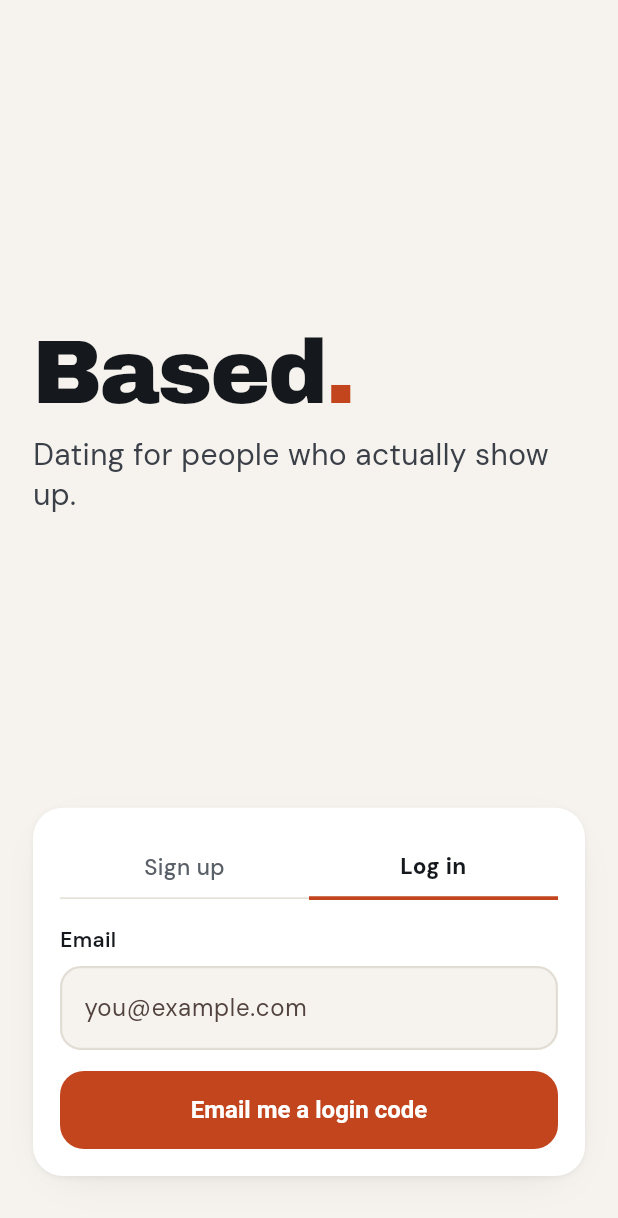
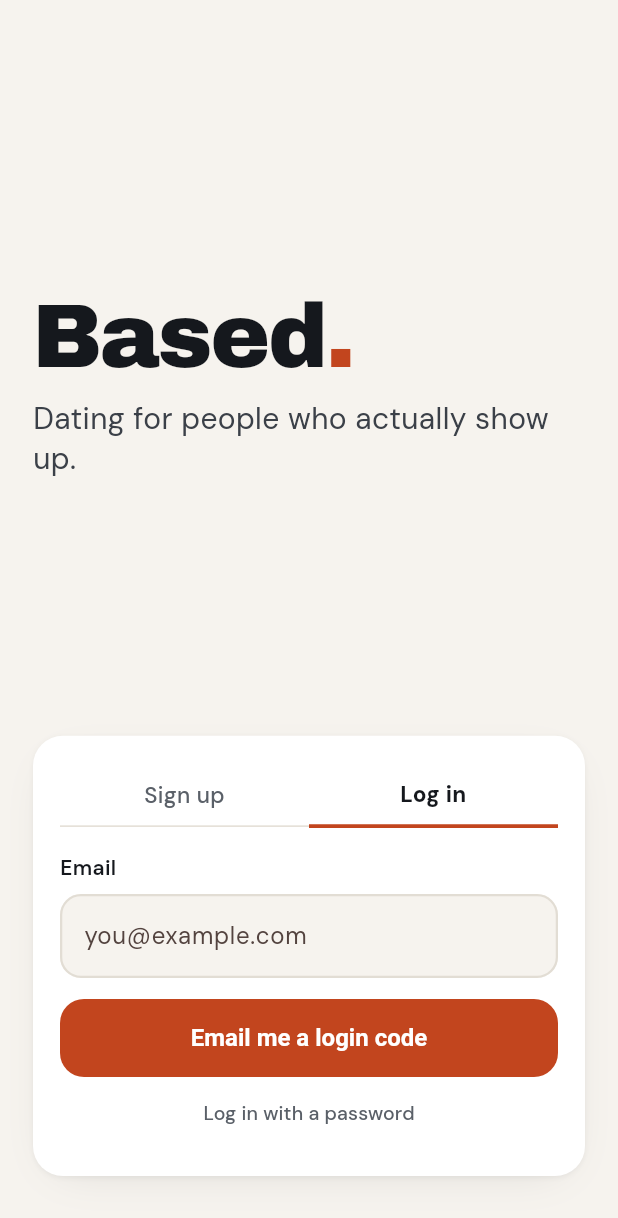
Before and after one commit to gfys606-hue/based-dating, a Flutter app: the screen it shows after launch, after a tap on "Log in", on a phone screen of 412 x 824 dp. Shown: the top 1218 px of the screen. Run offline on Flutter 3.47's test engine with Material 3 defaults, Android fonts, the phone set to English and light mode, and no system bars; our stand-ins replace geolocator, google_fonts, image_picker, supabase_flutter; accounts and stored records are empty.

Commit message:
Add Delete account and password login for review account

```diff
--- a/app/lib/screens/auth_screen.dart
+++ b/app/lib/screens/auth_screen.dart
@@ -19,6 +19,8 @@ class AuthScreen extends StatefulWidget {
 class _AuthScreenState extends State<AuthScreen> {
   final _email = TextEditingController();
   final _code = TextEditingController();
+  final _password = TextEditingController();
+  bool _usePassword = false; // only for accounts that have a password (e.g. the Google Play review account)
   bool _sent = false;
   bool _busy = false;
   bool _showCode = true;
@@ -52,9 +54,20 @@ class _AuthScreenState extends State<AuthScreen> {
     }
   }
 
+  Future<void> _passwordLogIn() async {
+    setState(() { _busy = true; _error = null; });
+    try {
+      await Api.db.auth.signInWithPassword(email: _email.text.trim(), password: _password.text);
+    } on AuthException catch (e) {
+      setState(() => _error = e.message);
+    } finally {
+      if (mounted) setState(() => _busy = false);
+    }
+  }
+
   void _setMode(bool logIn) {
     if (_busy) return;
-    setState(() { _logIn = logIn; _error = null; });
+    setState(() { _logIn = logIn; _usePassword = false; _error = null; });
   }
 
   Widget _modeTab(String label, bool logIn) {
@@ -122,7 +135,24 @@ class _AuthScreenState extends State<AuthScreen> {
                         onSubmitted: (_) => _sendLink(),
                       ),
                       const SizedBox(height: 14),
-                      FilledButton(onPressed: _busy ? null : _sendLink, child: Text(_logIn ? 'Email me a login code' : 'Create account')),
+                      if (_logIn && _usePassword) ...[
+                        TextField(
+                          controller: _password,
+                          obscureText: true,
+                          autofillHints: const [AutofillHints.password],
+                          decoration: const InputDecoration(hintText: 'Password'),
+                          onSubmitted: (_) => _passwordLogIn(),
+                        ),
+                        const SizedBox(height: 14),
+                        FilledButton(onPressed: _busy ? null : _passwordLogIn, child: const Text('Log in')),
+                      ] else
+                        FilledButton(onPressed: _busy ? null : _sendLink, child: Text(_logIn ? 'Email me a login code' : 'Create account')),
+                      if (_logIn)
+                        TextButton(
+                          onPressed: _busy ? null : () => setState(() { _usePassword = !_usePassword; _error = null; }),
+                          child: Text(_usePassword ? 'Use an email code instead' : 'Log in with a password',
+                              style: const TextStyle(color: B.muted, fontSize: 13)),
+                        ),
                     ] else ...[
                       Text('Check your email', style: B.heading(22)),
                       const SizedBox(height: 6),
```
Also changed, not shown: app/lib/screens/you_screen.dart (+30 -0 lines).
